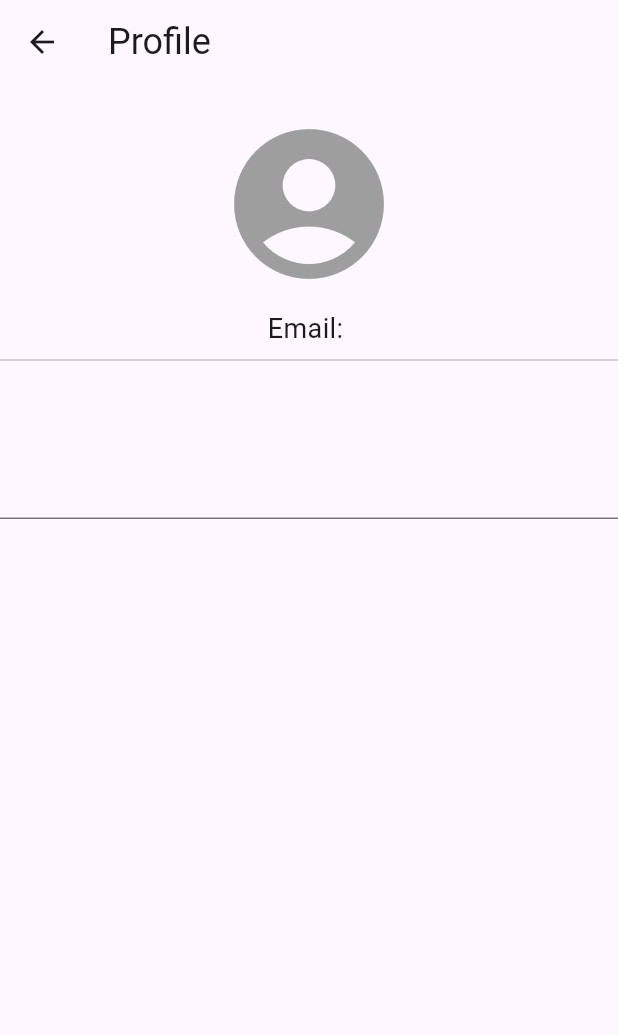
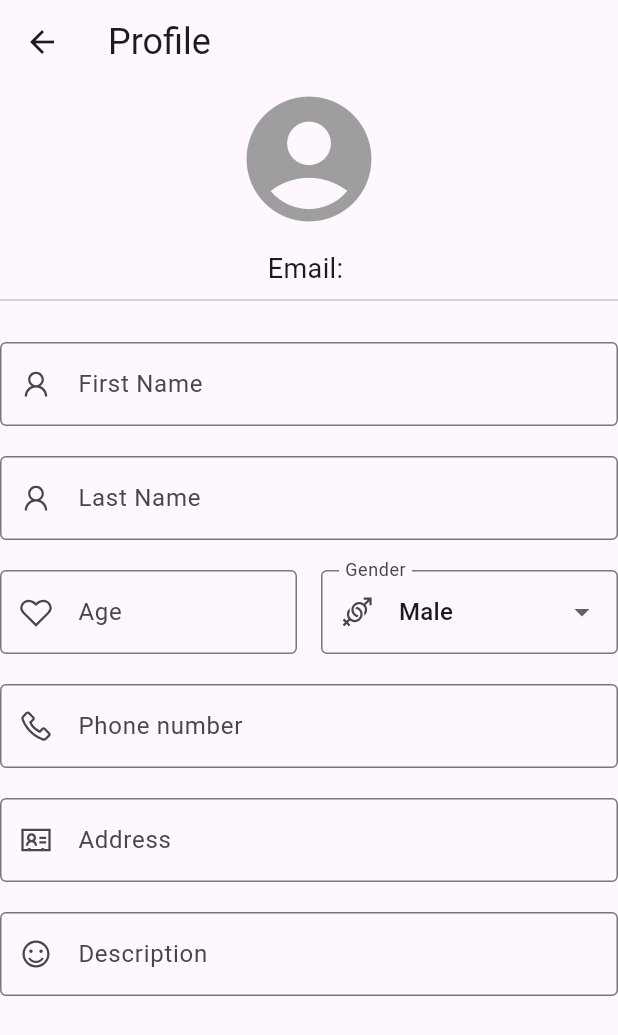
Before and after one commit to SongokuBlue/health, a Flutter app: the screen it shows once a user with an empty profile is signed in, in the side drawer, after a tap on "Profile", on a phone screen of 412 x 824 dp. Shown: the top 1035 px of the screen. Run offline on Flutter 3.47's test engine with Material 3 defaults, Android fonts, the phone set to English and light mode, and no system bars; our stand-ins replace firebase_auth, firebase_core, firebase_database, fl_chart, flutter_svg, line_awesome_flutter and 1 more; missing offline and left inert: omni_datetime_picker; accounts and stored records are empty.

Commit message:
finish decorate profile page

```diff
--- a/lib/pages/profile.dart
+++ b/lib/pages/profile.dart
@@ -1,6 +1,9 @@
 import 'package:flutter/material.dart';
 import 'package:firebase_auth/firebase_auth.dart';
-// import 'package:line_awesome_flutter/line_awesome_flutter.dart';
+import 'package:line_awesome_flutter/line_awesome_flutter.dart';
+import 'package:flutter/services.dart';
+import 'package:firebase_database/firebase_database.dart';
+
 class ProfilePage extends StatefulWidget {
   const ProfilePage({super.key});
 
@@ -10,35 +13,101 @@ class ProfilePage extends StatefulWidget {
 
 class _ProfilePageState extends State<ProfilePage> {
   final User? user = FirebaseAuth.instance.currentUser;
+
   @override
   Widget build(BuildContext context) {
     return Scaffold(
       appBar: AppBar(
-        title: Text("Profile",style:Theme.of(context).textTheme.headlineSmall ,),
+        title: Text(
+          "Profile",
+          style: Theme.of(context).textTheme.headlineSmall,
+        ),
       ),
       body: SingleChildScrollView(
         child: Column(
           children: [
-            SizedBox(height: 20),
-            Icon(
-              Icons.account_circle,
-              size: 120,
-              color: Colors.grey,
-            ),
-            const SizedBox(height: 10,),
+            Icon(Icons.account_circle, size: 100, color: Colors.grey),
+            const SizedBox(height: 10),
             Text(
               "Email: ${user?.email ?? 'Not available'}",
               style: const TextStyle(fontSize: 18),
             ),
             const Divider(),
-            const SizedBox(height: 50,),
-            Form(child: Column(
-              children: [
-                TextFormField(
-                  // decoration: const InputDecoration(labelText: "First Name",border: OutlineInputBorder(),prefixIcon: Icon(LineAwesomeIcons.line)),
-                )
-              ],
-            ))
+            const SizedBox(height: 20),
+            Form(
+              child: Column(
+                children: [
+                  TextFormField(
+                    decoration: const InputDecoration(
+                      labelText: "First Name",
+                      border: OutlineInputBorder(),
+                      prefixIcon: Icon(LineAwesomeIcons.user),
+                    ),
+                  ),
+                  const SizedBox(height: 20),
+                  TextFormField(
+                    decoration: const InputDecoration(
+                      labelText: "Last Name",
+                      border: OutlineInputBorder(),
+                      prefixIcon: Icon(LineAwesomeIcons.user),
+                    ),
+                  ),
+                  const SizedBox(height: 20),
+                  Row(
+                    children: [
+                      Expanded(
+                        child: TextFormField(
+                          keyboardType: TextInputType.number,
+                          inputFormatters: [FilteringTextInputFormatter.digitsOnly,],
+                          decoration: const InputDecoration(
+                            labelText: "Age", border: OutlineInputBorder(), prefixIcon: Icon(LineAwesomeIcons.heart),
+                          ),
+                        ),
+                      ),
+                      const SizedBox(width: 16), // Khoảng cách giữa hai ô nhập
+                      Expanded(
+                        child: DropdownButtonFormField<String>(
+                          value: "Male", // mặc định
+                          items: const [
+                            DropdownMenuItem(value: "Male", child: Text("Male")),
+                            DropdownMenuItem(value: "Female", child: Text("Female")),
+                          ],
+                          onChanged: (value) {
+                            // Gán giá trị cho biến trạng thái nếu cần
+                            print("Gender selected: $value");
+                          },
+                          decoration: const InputDecoration(
+                            labelText: "Gender",
+                            border: OutlineInputBorder(),
+                            prefixIcon: Icon(LineAwesomeIcons.venus_mars_solid),
+                          ),
+                        ),
+                      ),
+                    ],
+                  ),
+                  const SizedBox(height: 20),
+                   TextFormField(
+                    keyboardType: TextInputType.number, inputFormatters: [FilteringTextInputFormatter.digitsOnly,], decoration: const InputDecoration(labelText: "Phone number", border: OutlineInputBorder(), prefixIcon: Icon(LineAwesomeIcons.phone_solid),),
+                  ),
+                  const SizedBox(height: 20),
+                  TextFormField(
+                    decoration: const InputDecoration(
+                      labelText: "Address",
+                      border: OutlineInputBorder(),
+                      prefixIcon: Icon(LineAwesomeIcons.address_card),
+                    ),
+                  ),
+                  const SizedBox(height: 20),
+                  TextFormField(
+                    decoration: const InputDecoration(
+                      labelText: "Description",
+                      border: OutlineInputBorder(),
+                      prefixIcon: Icon(LineAwesomeIcons.smile),
+                    ),
+                  ),
+                ],
+              ),
+            ),
           ],
         ),
       ),
--- a/pubspec.yaml
+++ b/pubspec.yaml
@@ -42,7 +42,7 @@ dependencies:
   omni_datetime_picker: ^2.1.1
   percent_indicator: ^4.2.5
   firebase_auth: ^5.5.4
-#  line_awesome_flutter: ^3.0.1
+  line_awesome_flutter: ^3.0.1
 dev_dependencies:
   flutter_test:
     sdk: flutter
```
Also changed, not shown: pubspec.lock, 1 other file.
